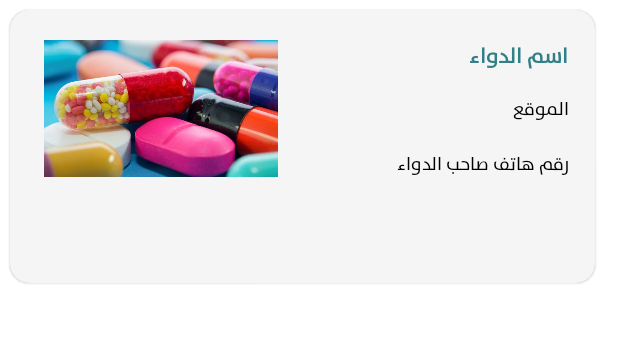
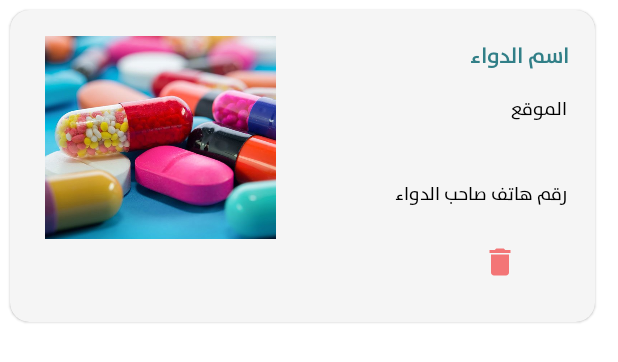
Before and after one commit to maxmya/takaful-android, an Android app: the layout layout_item_preservation.xml on its own in the app's theme, with its tools: preview values and no code run, on a phone screen of 412 x 824 dp. Shown: the top 362 px of the screen. Run offline under Robolectric (Android 15) with nearby library versions, the phone set to English and light mode, and no system bars.

Commit message:
add and delete preservations

```diff
--- a/app/src/main/java/com/dawa/user/network/retrofit/DawaAPIService.kt
+++ b/app/src/main/java/com/dawa/user/network/retrofit/DawaAPIService.kt
@@ -58,6 +58,6 @@ interface DawaAPIService {
     fun listUserPreservations(): Flowable<ResponseWrapper<List<UserPreservationDTO>>>
 
     @DELETE("user/auth/preservation/{id}")
-    fun deletePreservation(@Path("id") id: Int): Flowable<ErrorClass>
+    fun deletePreservation(@Path("id") id: Int): Flowable<ResponseWrapper<Any>>
 
 }
--- a/app/src/main/res/layout/layout_item_preservation.xml
+++ b/app/src/main/res/layout/layout_item_preservation.xml
@@ -3,7 +3,7 @@
     xmlns:app="http://schemas.android.com/apk/res-auto"
     xmlns:tools="http://schemas.android.com/tools"
     android:layout_width="@dimen/_300sdp"
-    android:layout_height="@dimen/_140sdp"
+    android:layout_height="@dimen/_160sdp"
     android:layout_margin="@dimen/_5sdp"
     android:backgroundTint="@color/grayBackground"
     android:clickable="true"
@@ -13,17 +13,18 @@
     app:cardElevation="1dp">
 
     <androidx.constraintlayout.widget.ConstraintLayout
-        android:layout_width="match_parent"
+        android:id="@+id/draggerId"
+        android:layout_width="390dp"
         android:layout_height="match_parent"
-        android:layout_marginHorizontal="@dimen/_1sdp">
+        android:layout_marginHorizontal="@dimen/_1sdp"
+        android:gravity="center">
 
 
         <ImageView
-            android:id="@+id/linearLayout4"
-            android:layout_width="@dimen/_120sdp"
-            android:layout_height="@dimen/_70sdp"
+            android:id="@+id/medImage"
+            android:layout_width="154dp"
+            android:layout_height="135dp"
             android:layout_margin="@dimen/_5sdp"
-
             android:scaleType="centerCrop"
             android:src="@drawable/medication"
             app:layout_constraintBottom_toBottomOf="parent"
@@ -34,7 +35,7 @@
             app:layout_constraintVertical_bias="0.175" />
 
         <TextView
-            android:id="@+id/medication_name"
+            android:id="@+id/preserve_medication_name"
             android:layout_width="176dp"
             android:layout_height="30dp"
             android:layout_margin="@dimen/_15sdp"
@@ -44,14 +45,14 @@
             android:textSize="@dimen/_11sdp"
             android:textStyle="bold"
             app:layout_constraintEnd_toEndOf="parent"
-            app:layout_constraintStart_toEndOf="@+id/linearLayout4"
+            app:layout_constraintStart_toEndOf="@+id/medImage"
             app:layout_constraintTop_toTopOf="parent"
             tools:text="اسم الدواء" />
 
         <TextView
-            android:id="@+id/medication_location_short"
+            android:id="@+id/preserve_medication_location_short"
             android:layout_width="176dp"
-            android:layout_height="30dp"
+            android:layout_height="50dp"
             android:layout_marginStart="18dp"
             android:layout_marginTop="@dimen/_5sdp"
             android:fontFamily="@font/sans_plain"
@@ -59,9 +60,10 @@
             android:textSize="@dimen/_9sdp"
             app:layout_constraintEnd_toEndOf="parent"
             app:layout_constraintHorizontal_bias="0.0"
-            app:layout_constraintStart_toEndOf="@+id/linearLayout4"
-            app:layout_constraintTop_toBottomOf="@+id/medication_name"
+            app:layout_constraintStart_toEndOf="@+id/medImage"
+            app:layout_constraintTop_toBottomOf="@+id/preserve_medication_name"
             tools:text="الموقع" />
+
         <TextView
             android:id="@+id/medicationUserPhoneNumber"
             android:layout_width="176dp"
@@ -73,10 +75,24 @@
             android:textSize="@dimen/_9sdp"
             app:layout_constraintEnd_toEndOf="parent"
             app:layout_constraintHorizontal_bias="0.0"
-            app:layout_constraintStart_toEndOf="@+id/linearLayout4"
-            app:layout_constraintTop_toBottomOf="@+id/medication_location_short"
+            app:layout_constraintStart_toEndOf="@+id/medImage"
+            app:layout_constraintTop_toBottomOf="@+id/preserve_medication_location_short"
             tools:text="رقم هاتف صاحب الدواء" />
 
+        <ImageView
+            android:id="@+id/deletePreserve"
+            android:layout_width="wrap_content"
+            android:layout_height="wrap_content"
+            android:layout_margin="@dimen/_10sdp"
+            android:layout_marginTop="19dp"
+            android:src="@drawable/ic_baseline_delete_24_red"
+            android:translationZ="@dimen/_10sdp"
+            app:layout_constraintBottom_toBottomOf="parent"
+            app:layout_constraintEnd_toEndOf="parent"
+            app:layout_constraintHorizontal_bias="0.885"
+            app:layout_constraintStart_toStartOf="parent"
+            app:layout_constraintTop_toBottomOf="@+id/medicationUserPhoneNumber"
+            app:layout_constraintVertical_bias="0.0" />
     </androidx.constraintlayout.widget.ConstraintLayout>
 
 
--- a/app/src/main/res/values/strings.xml
+++ b/app/src/main/res/values/strings.xml
@@ -50,5 +50,9 @@
     <string name="code">Code</string>
     <string name="verify">Verify</string>
     <string name="preservation">حجوزاتي</string>
+    <string name="deletePreserved">تم مسح حجز الدواء بنجاح</string>
+    <string name="NoPreservation">لا يوجد حجوزات</string>
+
+
 
 </resources>
```
Also changed, not shown: app/src/main/java/com/dawa/user/adapters/PreservationAdapter.kt (+53 -9 lines), app/src/main/java/com/dawa/user/ui/fragments/PreservationsFragment.kt (+35 -4 lines).
